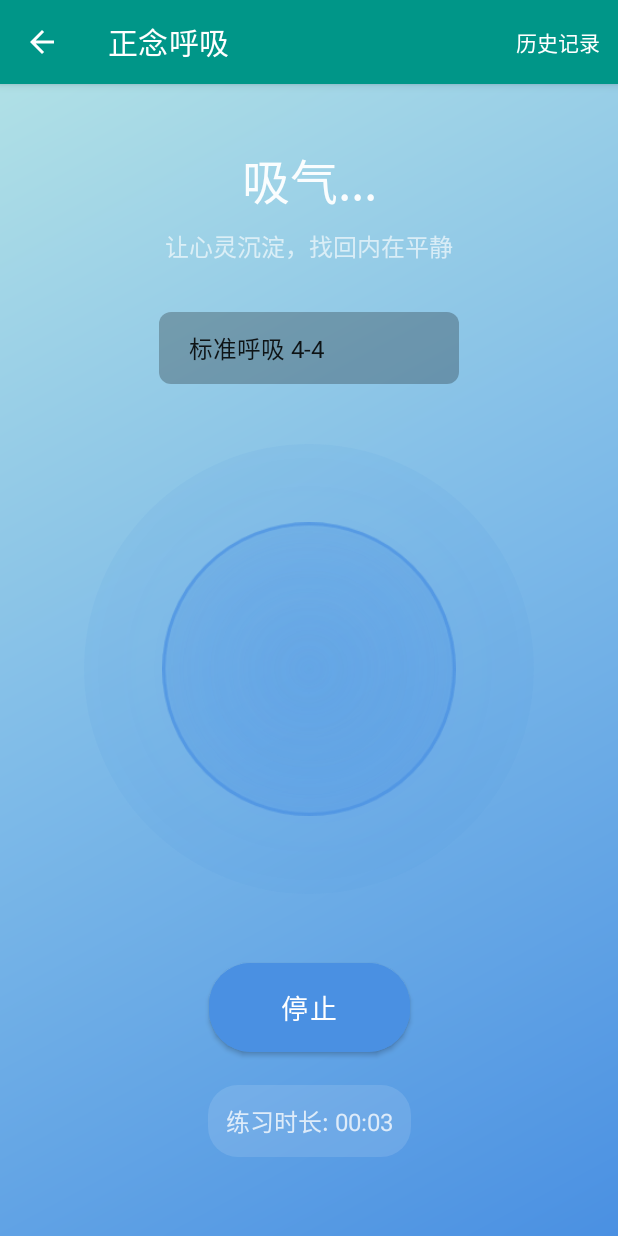
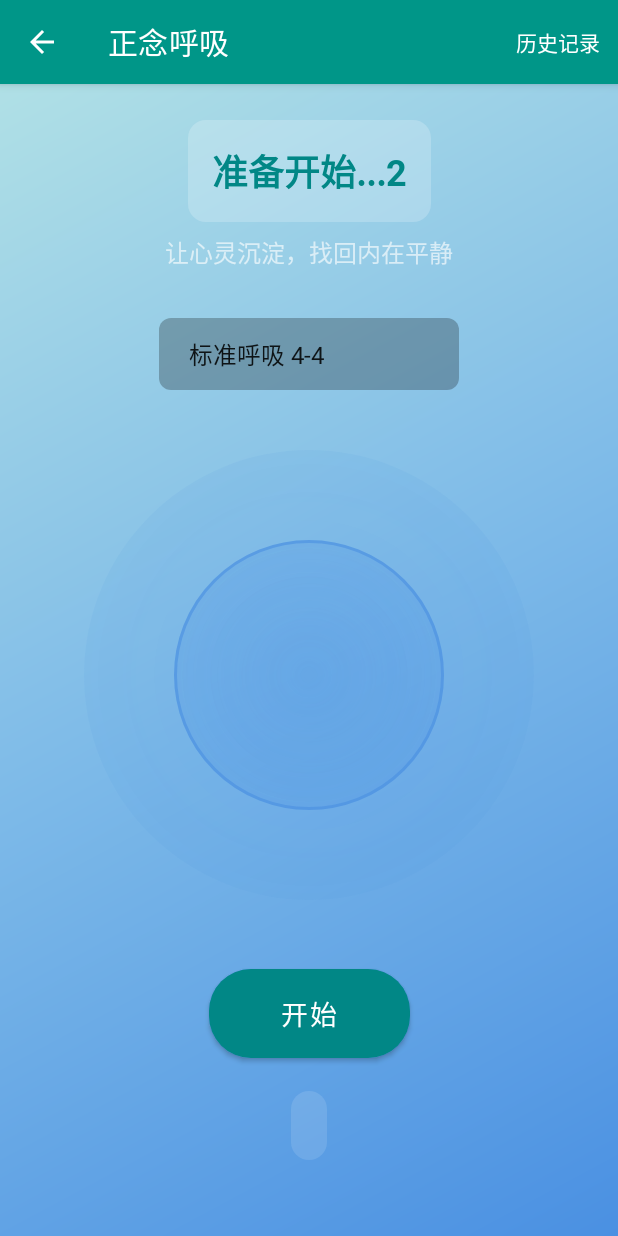
Before and after one commit to Fujiko-purple/MentalHealthDiary, an Android app: the BreathingActivity screen opened directly, with no data from a screen before it, after a tap on "开始", on a phone screen of 412 x 824 dp. Run offline under Robolectric (Android 15) with nearby library versions, the phone set to English and light mode, and no system bars; 3 other taps on this screen came first.

Commit message:
正念呼吸添加了准备阶段

```diff
--- a/app/src/main/java/com/example/mentalhealthdiary/BreathingActivity.java
+++ b/app/src/main/java/com/example/mentalhealthdiary/BreathingActivity.java
@@ -2,40 +2,40 @@ package com.example.mentalhealthdiary;
 
 import android.animation.AnimatorSet;
 import android.animation.ObjectAnimator;
+import android.animation.ValueAnimator;
+import android.app.AlarmManager;
+import android.app.AlertDialog;
+import android.app.PendingIntent;
 import android.content.Context;
 import android.content.Intent;
-import android.content.IntentFilter;
+import android.content.res.ColorStateList;
+import android.graphics.Color;
 import android.os.Bundle;
 import android.os.CountDownTimer;
-import android.os.SystemClock;
-import android.provider.AlarmClock;
-import android.provider.Settings;
 import android.util.Log;
 import android.view.Menu;
 import android.view.MenuItem;
 import android.view.View;
+import android.view.animation.AccelerateDecelerateInterpolator;
 import android.widget.AdapterView;
 import android.widget.ArrayAdapter;
 import android.widget.Button;
 import android.widget.ImageView;
 import android.widget.Spinner;
 import android.widget.TextView;
+
 import androidx.appcompat.app.AppCompatActivity;
+
 import com.example.mentalhealthdiary.database.AppDatabase;
 import com.example.mentalhealthdiary.database.BreathingSession;
-import android.app.AlarmManager;
-import android.app.PendingIntent;
-import android.view.animation.AccelerateDecelerateInterpolator;
-import android.animation.ValueAnimator;
 import com.google.android.material.snackbar.Snackbar;
-import android.app.AlertDialog;
 
+import java.util.ArrayList;
 import java.util.Arrays;
 import java.util.Calendar;
+import java.util.HashMap;
 import java.util.List;
 import java.util.Map;
-import java.util.HashMap;
-import java.util.ArrayList;
 
 public class BreathingActivity extends AppCompatActivity {
     private ImageView breathingCircle;
@@ -86,10 +86,11 @@ public class BreathingActivity extends AppCompatActivity {
         timerText = findViewById(R.id.timerText);
 
         setupBreathingAnimation();
+        setupUI();
 
         startButton.setOnClickListener(v -> {
             if (!isBreathing) {
-                startBreathingExercise();
+                startBreathing();
             } else {
                 stopBreathingExercise();
             }
@@ -140,6 +141,36 @@ public class BreathingActivity extends AppCompatActivity {
         breathingAnimation.playTogether(scaleX, scaleY, alpha);
         breathingAnimation.setDuration(8000);
         breathingAnimation.setInterpolator(new AccelerateDecelerateInterpolator());
+    }
+
+    private void setupUI() {
+        // 设置引导文本颜色为深青色
+        guidanceText.setTextColor(getResources().getColor(android.R.color.darker_gray));
+
+        // 设置计时器文本样式
+        timerText.setTextColor(getResources().getColor(android.R.color.holo_blue_dark));
+        timerText.setAlpha(0.8f);
+
+        // 设置开始按钮样式
+        startButton.setBackgroundTintList(ColorStateList.valueOf(getResources().getColor(R.color.teal_700)));
+        startButton.setTextColor(Color.WHITE);
+    }
+
+    private void startBreathing() {
+        // 添加3秒预备时间
+        guidanceText.setText("准备开始...");
+        new CountDownTimer(3000, 1000) {
+            @Override
+            public void onTick(long millisUntilFinished) {
+                int secondsLeft = (int) (millisUntilFinished / 1000) + 1;
+                guidanceText.setText("准备开始..." + secondsLeft);
+            }
+
+            @Override
+            public void onFinish() {
+                startBreathingExercise();  // 开始正式的呼吸练习
+            }
+        }.start();
     }
 
     private void startBreathingExercise() {
@@ -250,10 +281,7 @@ public class BreathingActivity extends AppCompatActivity {
     }
 
     private void startGuidanceTimer() {
-        if (breathingTimer != null) {
-            breathingTimer.cancel();
-        }
-
+        // 直接启动呼吸计时器，不再需要额外的准备时间
         breathingTimer = new CountDownTimer(8000, 4000) {
             boolean inhale = true;
 
@@ -271,11 +299,26 @@ public class BreathingActivity extends AppCompatActivity {
     }
 
     private void updateGuidanceText(boolean inhale) {
+        // 取消之前的动画
+        guidanceText.animate().cancel();
+
+        // 设置初始透明度
+        guidanceText.setAlpha(0f);
+
         if (inhale) {
+            guidanceText.setTextColor(getResources().getColor(R.color.teal_700));
             guidanceText.setText("吸气...");
         } else {
+            guidanceText.setTextColor(getResources().getColor(android.R.color.darker_gray));
             guidanceText.setText("呼气...");
         }
+
+        // 统一处理动画
+        guidanceText.animate()
+            .alpha(1f)
+            .setDuration(800)
+            .setInterpolator(new AccelerateDecelerateInterpolator())
+            .start();
     }
 
     @Override
--- /dev/null
+++ b/app/src/main/res/drawable/guidance_text_background.xml
@@ -0,0 +1,11 @@
+<?xml version="1.0" encoding="utf-8"?>
+<shape xmlns:android="http://schemas.android.com/apk/res/android"
+    android:shape="rectangle">
+    <solid android:color="#33FFFFFF"/>
+    <corners android:radius="12dp"/>
+    <padding
+        android:left="16dp"
+        android:right="16dp"
+        android:top="8dp"
+        android:bottom="8dp"/>
+</shape>
--- a/app/src/main/res/layout/activity_breathing.xml
+++ b/app/src/main/res/layout/activity_breathing.xml
@@ -9,16 +9,15 @@
         android:id="@+id/guidanceText"
         android:layout_width="wrap_content"
         android:layout_height="wrap_content"
-        android:layout_marginTop="40dp"
-        android:text="正念呼吸"
-        android:textAlignment="center"
-        android:textColor="#FFFFFF"
-        android:textSize="32sp"
-        android:fontFamily="sans-serif-light"
-        android:alpha="0.95"
-        app:layout_constraintTop_toTopOf="parent"
+        android:layout_marginTop="24dp"
+        android:textSize="24sp"
+        android:textStyle="bold"
+        android:textColor="@color/teal_700"
+        android:background="@drawable/guidance_text_background"
+        android:padding="16dp"
         app:layout_constraintLeft_toLeftOf="parent"
-        app:layout_constraintRight_toRightOf="parent" />
+        app:layout_constraintRight_toRightOf="parent"
+        app:layout_constraintTop_toTopOf="parent"/>
 
     <TextView
         android:id="@+id/subtitleText"
--- a/app/src/main/res/values/colors.xml
+++ b/app/src/main/res/values/colors.xml
@@ -14,4 +14,5 @@
     <color name="text_hint">#BDBDBD</color>
     <color name="accent_color">#009688</color>
     <color name="card_background">#FFFFFF</color>
+    <color name="blue_grey_600">#546E7A</color>
 </resources>
```
Also changed, not shown: app/src/main/java/com/example/mentalhealthdiary/MainActivity.java (+21 -20 lines).
